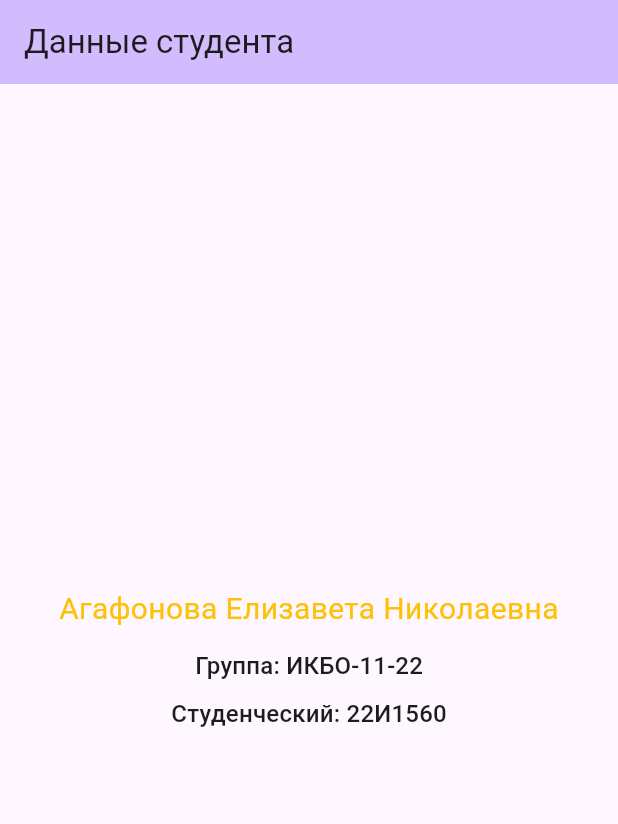
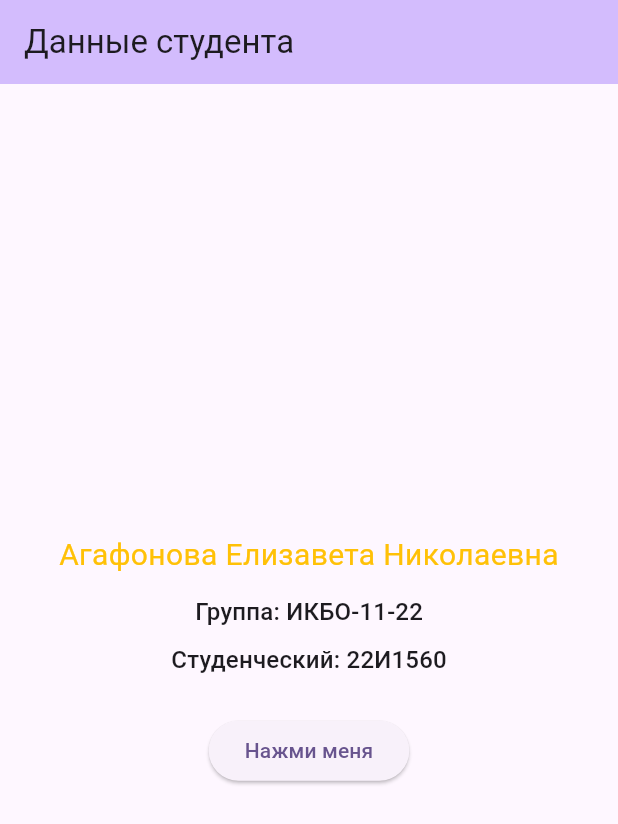
Before and after one commit to CVVlizok/untitled, a Flutter app: the screen it shows after launch, on a phone screen of 412 x 824 dp. Shown: the top 824 px of the screen. Run offline on Flutter 3.47's test engine with Material 3 defaults, Android fonts, the phone set to English and light mode, and no system bars.

Commit message:
prak 3 Реализация Widget-а ElevatedButton

```diff
--- a/lib/main.dart
+++ b/lib/main.dart
@@ -59,6 +59,13 @@ class MyHomePage extends StatelessWidget {
                 kStudent,
                 style: Theme.of(context).textTheme.titleMedium,
               ),
+              const SizedBox(height: 24),
+              ElevatedButton(
+                onPressed: () {
+                  print('Кнопка нажата');
+                },
+                child: const Text('Нажми меня'),
+              ),
             ],
           ),
         ),
```
